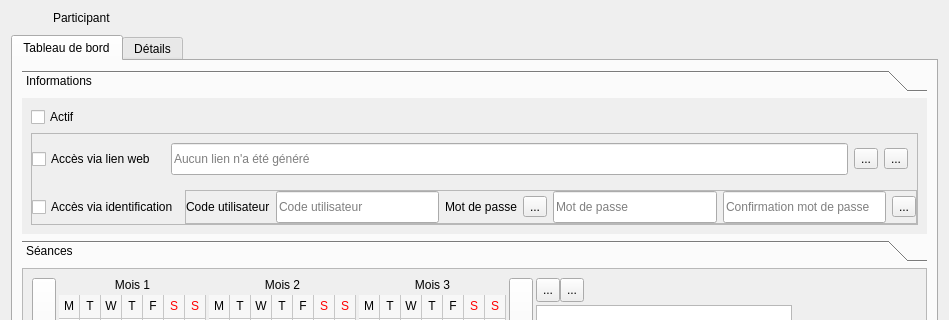
Qt form client/src/editors/ParticipantWidget.ui (introlab/openteraplus) before a commit; both pictures show x 0 to 949 and y 0 to 320 of the 949 by 831 pixel window.
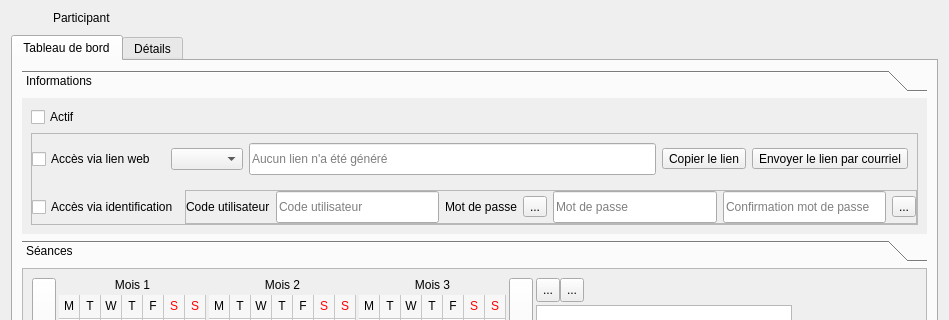
The same form after that commit. The open tabs and pages were chosen to show the change. Icons and pictures are not drawn. Custom widgets are drawn as their Qt base class.

Commit message: Refs #5. Work in progress to manage online users-participants-devices. Refs #1. UI bug fixes.

The edit to the form file:
```diff
--- a/client/src/editors/ParticipantWidget.ui
+++ b/client/src/editors/ParticipantWidget.ui
@@ -231,8 +231,8 @@
            <rect>
             <x>0</x>
             <y>0</y>
-            <width>913</width>
-            <height>136</height>
+            <width>909</width>
+            <height>139</height>
            </rect>
           </property>
           <property name="sizePolicy">
@@ -291,6 +291,16 @@
                 <item>
                  <widget class="QFrame" name="frameWeb">
                   <layout class="QHBoxLayout" name="horizontalLayout_4">
+                   <item>
+                    <widget class="QComboBox" name="cmbServices">
+                     <property name="maximumSize">
+                      <size>
+                       <width>200</width>
+                       <height>16777215</height>
+                      </size>
+                     </property>
+                    </widget>
+                   </item>
                    <item>
                     <widget class="QLineEdit" name="txtWeb">
                      <property name="minimumSize">
@@ -316,7 +326,7 @@
                       <string>Copier le lien</string>
                      </property>
                      <property name="text">
-                      <string>...</string>
+                      <string>Copier le lien</string>
                      </property>
                      <property name="icon">
                       <iconset resource="../../resources/TeraClient.qrc">
@@ -328,6 +338,9 @@
                        <height>24</height>
                       </size>
                      </property>
+                     <property name="toolButtonStyle">
+                      <enum>Qt::ToolButtonTextBesideIcon</enum>
+                     </property>
                     </widget>
                    </item>
                    <item>
@@ -339,7 +352,7 @@
                       <string>Envoyer par courriel</string>
                      </property>
                      <property name="text">
-                      <string>...</string>
+                      <string>Envoyer le lien par courriel</string>
                      </property>
                      <property name="icon">
                       <iconset resource="../../resources/TeraClient.qrc">
@@ -351,6 +364,9 @@
                        <height>24</height>
                       </size>
                      </property>
+                     <property name="toolButtonStyle">
+                      <enum>Qt::ToolButtonTextBesideIcon</enum>
+                     </property>
                     </widget>
                    </item>
                   </layout>
```
Left out of the diff: 8 changed lines with no effect on the pictures. The commit also changes 18 other files.
